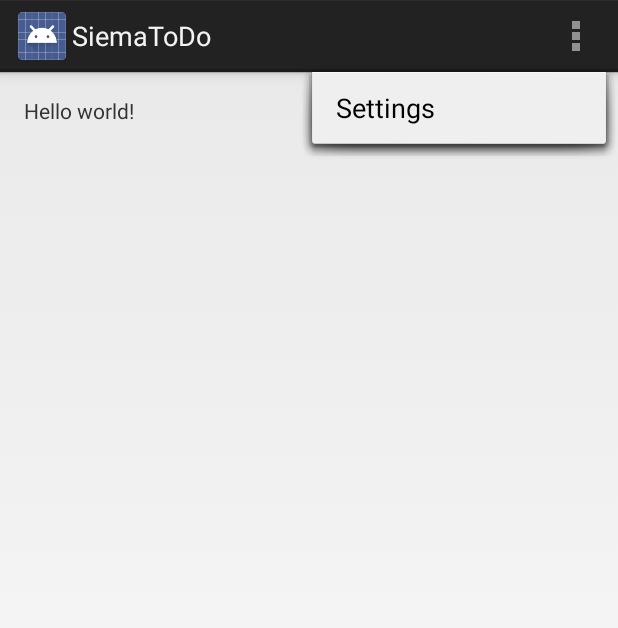
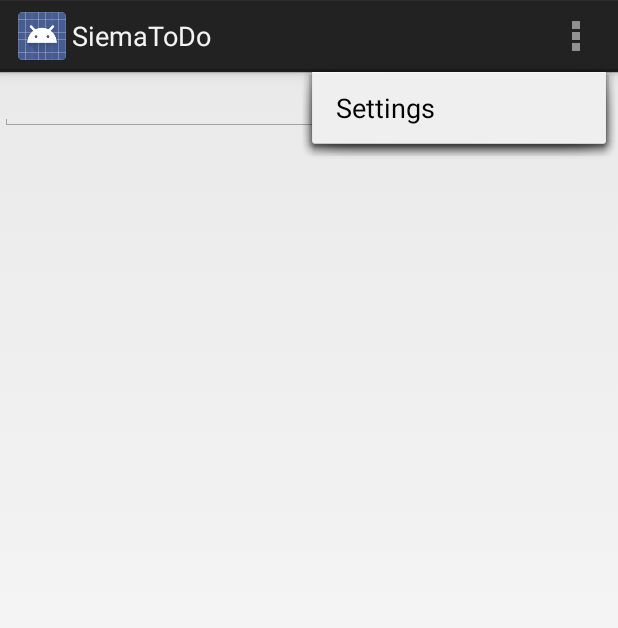
Before and after one commit to WezSieTato/SiemaToDo, an Android app: the screen it shows after launch (StartActivity before the commit, TasksActivity after it), with the options menu open, on a phone screen of 412 x 824 dp. Shown: the top 628 px of the screen. Run offline under Robolectric (Android 15) with nearby library versions, the phone set to English and light mode, and no system bars.

Commit message:
Working single list

```diff
--- a/app/build.gradle
+++ b/app/build.gradle
@@ -5,7 +5,7 @@ android {
     buildToolsVersion "20.0.0"
 
     defaultConfig {
-        applicationId "com.todo.wezsietato.siematodo"
+        applicationId "com.wezsietato.todo"
         minSdkVersion 16
         targetSdkVersion 20
         versionCode 1
--- a/app/src/main/AndroidManifest.xml
+++ b/app/src/main/AndroidManifest.xml
@@ -1,6 +1,6 @@
 <?xml version="1.0" encoding="utf-8"?>
 <manifest xmlns:android="http://schemas.android.com/apk/res/android"
-    package="com.todo.wezsietato.siematodo" >
+    package="com.wezsietato.todo" >
 
     <application
         android:allowBackup="true"
@@ -8,8 +8,8 @@
         android:label="@string/app_name"
         android:theme="@style/AppTheme" >
         <activity
-            android:name=".StartActivity"
-            android:label="@string/app_name" >
+            android:name="com.wezsietato.todo.TasksActivity"
+            android:label="@string/title_activity_tasks" >
             <intent-filter>
                 <action android:name="android.intent.action.MAIN" />
 
--- a/app/src/main/java/com/todo/wezsietato/siematodo/StartActivity.java
+++ /dev/null
@@ -1,36 +0,0 @@
-package com.todo.wezsietato.siematodo;
-
-import android.app.Activity;
-import android.os.Bundle;
-import android.view.Menu;
-import android.view.MenuItem;
-
-
-public class StartActivity extends Activity {
-
-    @Override
-    protected void onCreate(Bundle savedInstanceState) {
-        super.onCreate(savedInstanceState);
-        setContentView(R.layout.activity_start);
-    }
-
-
-    @Override
-    public boolean onCreateOptionsMenu(Menu menu) {
-        // Inflate the menu; this adds items to the action bar if it is present.
-        getMenuInflater().inflate(R.menu.start, menu);
-        return true;
-    }
-
-    @Override
-    public boolean onOptionsItemSelected(MenuItem item) {
-        // Handle action bar item clicks here. The action bar will
-        // automatically handle clicks on the Home/Up button, so long
-        // as you specify a parent activity in AndroidManifest.xml.
-        int id = item.getItemId();
-        if (id == R.id.action_settings) {
-            return true;
-        }
-        return super.onOptionsItemSelected(item);
-    }
-}
--- a/app/src/main/java/com/todo/wezsietato/siematodo/Task.java
+++ b/app/src/main/java/com/wezsietato/todo/Task.java
@@ -1,4 +1,4 @@
-package com.todo.wezsietato.siematodo;
+package com.wezsietato.todo;
 
 /**
  * Created by WezSieTato on 24.09.2014.
--- /dev/null
+++ b/app/src/main/java/com/wezsietato/todo/TaskListAdapter.java
@@ -0,0 +1,74 @@
+package com.wezsietato.todo;
+
+import android.content.Context;
+import android.util.Log;
+import android.view.LayoutInflater;
+import android.view.View;
+import android.view.ViewGroup;
+import android.widget.ArrayAdapter;
+import android.widget.CheckBox;
+import android.widget.Toast;
+
+import java.util.ArrayList;
+import java.util.List;
+
+
+/**
+ * Created by WezSieTato on 24.09.2014.
+ */
+public class TaskListAdapter extends ArrayAdapter<Task> {
+
+    private Context context;
+    private List<Task> taskList = new ArrayList<Task>();
+    private TaskerDbHelper db;
+    private int layoutResourceId;
+
+    public TaskListAdapter(Context context, int layoutResourceId,
+                           List<Task> objects) {
+        super(context, layoutResourceId, objects);
+        this.layoutResourceId = layoutResourceId;
+        this.taskList = objects;
+        this.context = context;
+    }
+
+    /**
+     * This method will DEFINe what the view inside the list view will
+     * finally look like Here we are going to code that the checkbox state
+     * is the status of task and check box text is the task name
+     */
+    @Override
+    public View getView(int position, View convertView, ViewGroup parent) {
+        CheckBox chk = null;
+        if (convertView == null) {
+            LayoutInflater inflater = (LayoutInflater) context
+                    .getSystemService(Context.LAYOUT_INFLATER_SERVICE);
+            convertView = inflater.inflate(R.layout.list_inner_view,
+                    parent, false);
+            chk = (CheckBox) convertView.findViewById(R.id.checkBox1);
+            convertView.setTag(chk);
+            chk.setOnClickListener(new View.OnClickListener() {
+                @Override
+                public void onClick(View v) {
+                    CheckBox cb = (CheckBox) v;
+                    Task changeTask = (Task) cb.getTag();
+                    changeTask.setStatus(cb.isChecked() == true ? 1 : 0);
+                    db.updateTask(changeTask);
+                    Toast.makeText(
+                            context,
+                            "Clicked on Checkbox: " + cb.getText() + " is "
+                                    + cb.isChecked(), Toast.LENGTH_LONG)
+                            .show();
+                }
+            });
+        } else {
+            chk = (CheckBox) convertView.getTag();
+        }
+        Task current = taskList.get(position);
+        chk.setText(current.getTaskName());
+        chk.setChecked(current.getStatus() == 1 ? true : false);
+        chk.setTag(current);
+        Log.d("listener", String.valueOf(current.getId()));
+        return convertView;
+
+    }
+}
--- a/app/src/main/java/com/todo/wezsietato/siematodo/TaskerDbHelper.java
+++ b/app/src/main/java/com/wezsietato/todo/TaskerDbHelper.java
@@ -1,4 +1,4 @@
-package com.todo.wezsietato.siematodo;
+package com.wezsietato.todo;
 
 import android.content.ContentValues;
 import android.content.Context;
@@ -17,15 +17,15 @@ public class TaskerDbHelper extends SQLiteOpenHelper {
     private static final int DATABASE_VERSION = 1;
 
     // Database Name
-    private static final String DATABASE_NAME = “taskerManager”;
+    private static final String DATABASE_NAME = "taskerManager";
 
     // tasks table name
-    private static final String TABLE_TASKS = “tasks”;
+    private static final String TABLE_TASKS = "tasks";
 
     // tasks Table Columns names
-    private static final String KEY_ID = “id”;
-    private static final String KEY_TASKNAME = “taskName”;
-    private static final String KEY_STATUS = “status”;
+    private static final String KEY_ID = "id";
+    private static final String KEY_TASKNAME = "taskName";
+    private static final String KEY_STATUS = "status";
 
     public TaskerDbHelper(Context context) {
         super(context, DATABASE_NAME, null, DATABASE_VERSION);
@@ -36,7 +36,7 @@ public class TaskerDbHelper extends SQLiteOpenHelper {
     public void onCreate(SQLiteDatabase sqLiteDatabase) {
 
         String sql = "CREATE TABLE IF NOT EXISTS " + TABLE_TASKS + " ( "
-                + KEY_ID + "INTEGER PRIMARY KEY AUTOINCREMENT, "
+                + KEY_ID + " INTEGER PRIMARY KEY AUTOINCREMENT, "
                 + KEY_TASKNAME + " TEXT, "
                 + KEY_STATUS + " INTEGER)";
         sqLiteDatabase.execSQL(sql);
--- /dev/null
+++ b/app/src/main/java/com/wezsietato/todo/TasksActivity.java
@@ -0,0 +1,49 @@
+package com.wezsietato.todo;
+
+import java.util.List;
+import android.os.Bundle;
+import android.app.Activity;
+import android.util.Log;
+import android.view.Menu;
+import android.view.View;
+import android.widget.EditText;
+import android.widget.ListView;
+import android.widget.Toast;
+
+public class TasksActivity extends Activity {
+    protected TaskerDbHelper db;
+    List<Task> list;
+    TaskListAdapter adapt;
+    @Override
+    protected void onCreate(Bundle savedInstanceState) {
+        super.onCreate(savedInstanceState);
+        setContentView(R.layout.activity_tasks);
+        db = new TaskerDbHelper(this);
+        list = db.getAllTasks();
+        adapt = new TaskListAdapter(this, R.layout.list_inner_view, list);
+        ListView listTask = (ListView) findViewById(R.id.listView1);
+        listTask.setAdapter(adapt);
+    }
+    public void addTaskNow(View v) {
+        EditText t = (EditText) findViewById(R.id.editText1);
+        String s = t.getText().toString();
+        if (s.equalsIgnoreCase("")) {
+            Toast.makeText(this, "enter the task description first!!",
+            Toast.LENGTH_LONG);
+        } else {
+            Task task = new Task(s, 0);
+            db.addTask(task);
+            Log.d("tasker", "data added");
+            t.setText("");
+            adapt.add(task);
+            adapt.notifyDataSetChanged();
+        }
+    }
+    @Override
+    public boolean onCreateOptionsMenu(Menu menu) {
+        // Inflate the menu; this adds items to the action bar if it is present.
+        getMenuInflater().inflate(R.menu.tasks, menu);
+        return true;
+    }
+
+}
--- a/app/src/main/res/layout/activity_start.xml
+++ /dev/null
@@ -1,16 +0,0 @@
-<RelativeLayout xmlns:android="http://schemas.android.com/apk/res/android"
-    xmlns:tools="http://schemas.android.com/tools"
-    android:layout_width="match_parent"
-    android:layout_height="match_parent"
-    android:paddingLeft="@dimen/activity_horizontal_margin"
-    android:paddingRight="@dimen/activity_horizontal_margin"
-    android:paddingTop="@dimen/activity_vertical_margin"
-    android:paddingBottom="@dimen/activity_vertical_margin"
-    tools:context=".StartActivity">
-
-    <TextView
-        android:text="@string/hello_world"
-        android:layout_width="wrap_content"
-        android:layout_height="wrap_content" />
-
-</RelativeLayout>
--- /dev/null
+++ b/app/src/main/res/layout/activity_tasks.xml
@@ -0,0 +1,42 @@
+<RelativeLayout xmlns:android="http://schemas.android.com/apk/res/android"
+    xmlns:tools="http://schemas.android.com/tools"
+    android:layout_width="match_parent"
+    android:layout_height="match_parent"
+    tools:context="com.wezsietato.todo.TasksActivity">
+
+    <EditText
+        android:id="@+id/editText1"
+        android:layout_width="wrap_content"
+        android:layout_height="wrap_content"
+        android:layout_alignParentLeft="true"
+        android:layout_alignParentTop="true"
+        android:ems="10"
+        >
+
+        <requestFocus/>
+    </EditText>
+
+    <Button
+        android:id="@+id/button1"
+        android:layout_width="wrap_content"
+        android:layout_height="wrap_content"
+        android:layout_alignParentRight="true"
+        android:layout_alignParentTop="true"
+        android:layout_marginRight="14dp"
+        android:text="@string/addButton"
+        android:onClick="addTaskNow"
+        />
+
+    <ListView
+        android:id="@+id/listView1"
+        android:layout_width="match_parent"
+        android:layout_height="wrap_content"
+        android:layout_alignParentLeft="true"
+        android:layout_below="@+id/button1"
+
+        >
+
+
+    </ListView>
+
+</RelativeLayout>
--- a/app/src/main/res/menu/start.xml
+++ b/app/src/main/res/menu/tasks.xml
@@ -1,6 +1,6 @@
 <menu xmlns:android="http://schemas.android.com/apk/res/android"
     xmlns:tools="http://schemas.android.com/tools"
-    tools:context=".StartActivity" >
+    tools:context="com.todo.wezsietato.todo.TasksActivity" >
     <item android:id="@+id/action_settings"
         android:title="@string/action_settings"
         android:orderInCategory="100"
--- a/app/src/main/res/values/strings.xml
+++ b/app/src/main/res/values/strings.xml
@@ -4,5 +4,7 @@
     <string name="app_name">SiemaToDo</string>
     <string name="hello_world">Hello world!</string>
     <string name="action_settings">Settings</string>
+    <string name="title_activity_tasks">SiemaToDo</string>
+    <string name="addButton">Add</string>
 
 </resources>
```
Also changed, not shown: app/src/main/res/layout/list_inner_view.xml (added, +16 -0 lines), 3 other files.
